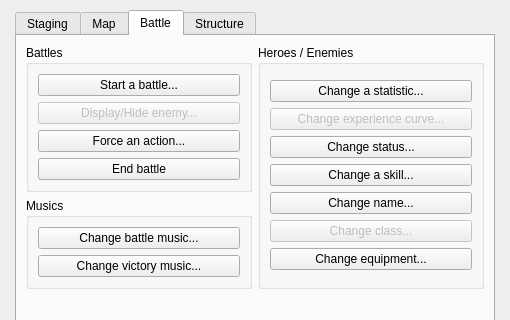
Above: Editor/Dialogs/dialogcommands.ui from RPG-Paper-Maker/RPG-Paper-Maker before the change; both pictures show x 0 to 510 and y 0 to 320 of the 510 by 600 pixel window. Below: the same form after it.
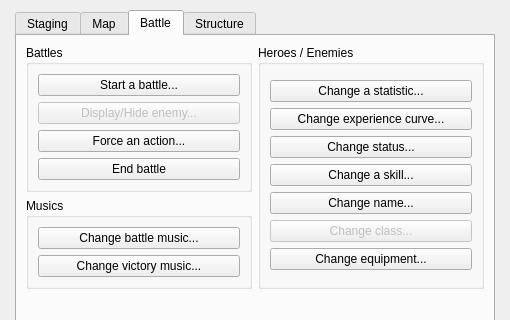
That is the form after the change. The open tabs and pages were chosen to show the change.

Patch:
```diff
--- a/Editor/Dialogs/dialogcommands.ui
+++ b/Editor/Dialogs/dialogcommands.ui
@@ -721,7 +721,7 @@
               <item>
                <widget class="QPushButton" name="pushButtonChangeExperienceCurve">
                 <property name="enabled">
-                 <bool>false</bool>
+                 <bool>true</bool>
                 </property>
                 <property name="text">
                  <string>Change experience curve...</string>
```
Left out of the diff: 2 changed lines with no effect on the pictures.
